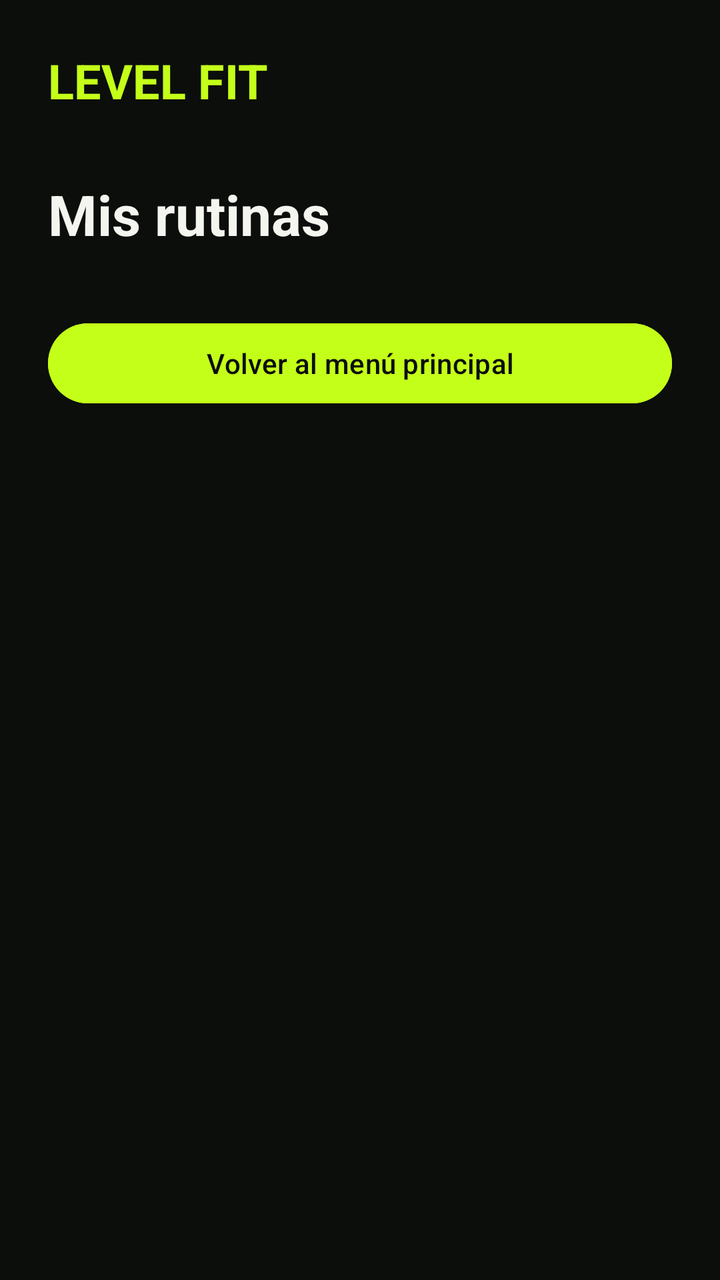
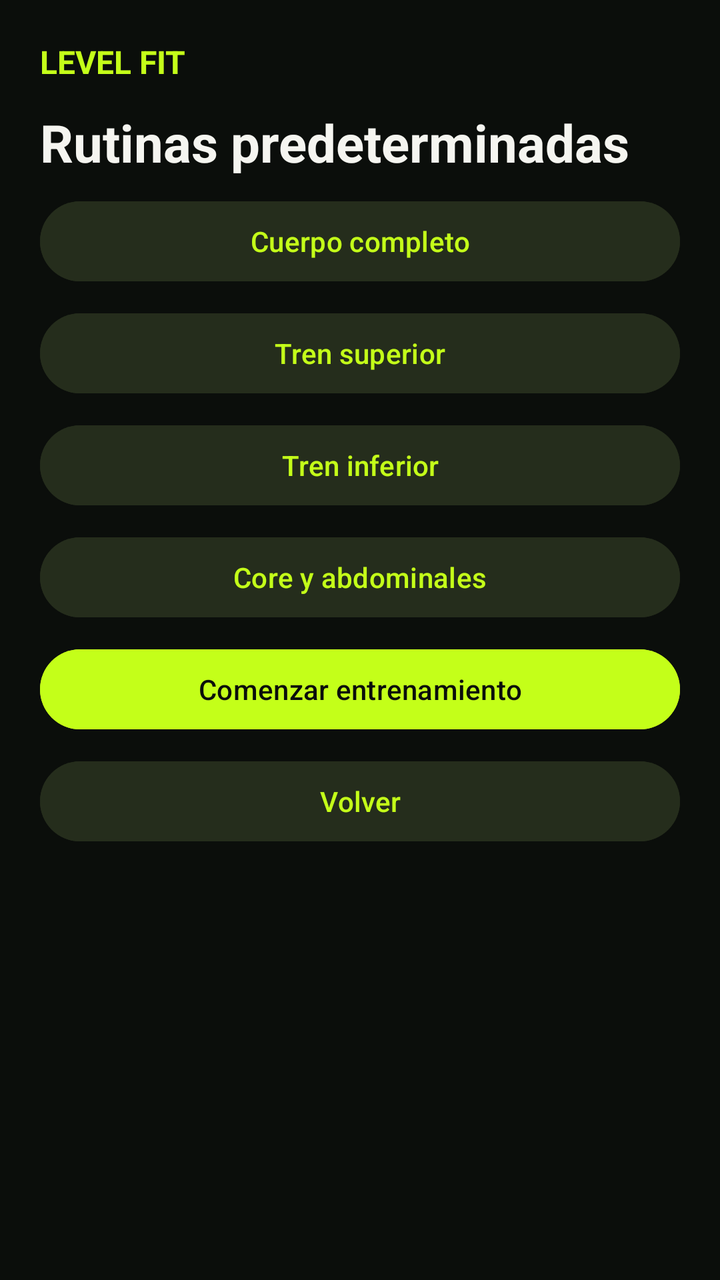

Screens rendered from an Android XML layout before and after an edit, with the pre-edit source and the edit as a unified diff.
<!-- AndroidManifest.xml: application theme Theme.LEVELFIT -->
<!-- res/layout/activity_rutinas.xml -->
<?xml version="1.0" encoding="utf-8"?>
<LinearLayout
    xmlns:android="http://schemas.android.com/apk/res/android"
    android:layout_width="match_parent"
    android:layout_height="match_parent"
    android:orientation="vertical"
    android:background="#0B0E0B"
    android:padding="24dp">

    <TextView
        android:layout_width="match_parent"
        android:layout_height="wrap_content"
        android:text="LEVEL FIT"
        android:textColor="#C4FF19"
        android:textSize="24sp"
        android:textStyle="bold" />

    <TextView
        android:layout_width="match_parent"
        android:layout_height="wrap_content"
        android:layout_marginTop="32dp"
        android:text="Mis rutinas"
        android:textColor="#F5F5F0"
        android:textSize="28sp"
        android:textStyle="bold" />

    <Button
        android:id="@+id/btnVolverMenu"
        android:layout_width="match_parent"
        android:layout_height="wrap_content"
        android:layout_marginTop="32dp"
        android:text="Volver al menú principal"
        android:textColor="#0B0E0B"
        android:backgroundTint="#C4FF19" />

</LinearLayout>
<!-- resources referenced by this layout -->
<resources>
  <style name="Theme.LEVELFIT" parent="Base.Theme.LEVELFIT" />
  <style name="Base.Theme.LEVELFIT" parent="Theme.Material3.DayNight.NoActionBar">
          
          
      </style>
</resources>

<!-- the commit's change to res/layout/activity_rutinas.xml (unified diff, before → after) -->
@@ -1,36 +1,20 @@
 <?xml version="1.0" encoding="utf-8"?>
-<LinearLayout
-    xmlns:android="http://schemas.android.com/apk/res/android"
-    android:layout_width="match_parent"
-    android:layout_height="match_parent"
-    android:orientation="vertical"
-    android:background="#0B0E0B"
-    android:padding="24dp">
-
-    <TextView
-        android:layout_width="match_parent"
-        android:layout_height="wrap_content"
-        android:text="LEVEL FIT"
-        android:textColor="#C4FF19"
-        android:textSize="24sp"
-        android:textStyle="bold" />
-
-    <TextView
-        android:layout_width="match_parent"
-        android:layout_height="wrap_content"
-        android:layout_marginTop="32dp"
-        android:text="Mis rutinas"
-        android:textColor="#F5F5F0"
-        android:textSize="28sp"
-        android:textStyle="bold" />
-
-    <Button
-        android:id="@+id/btnVolverMenu"
-        android:layout_width="match_parent"
-        android:layout_height="wrap_content"
-        android:layout_marginTop="32dp"
-        android:text="Volver al menú principal"
-        android:textColor="#0B0E0B"
-        android:backgroundTint="#C4FF19" />
-
-</LinearLayout>
+<ScrollView xmlns:android="http://schemas.android.com/apk/res/android" android:layout_width="match_parent" android:layout_height="match_parent" android:fillViewport="true" android:fitsSystemWindows="true" android:background="#0B0E0B">
+    <LinearLayout android:layout_width="match_parent" android:layout_height="wrap_content" android:orientation="vertical" android:padding="20dp">
+        <TextView android:layout_width="match_parent" android:layout_height="wrap_content" android:text="@string/app_name" android:textColor="#C4FF19" android:textSize="16sp" android:textStyle="bold" />
+        <TextView android:id="@+id/tvTituloRutinas" android:layout_width="match_parent" android:layout_height="wrap_content" android:text="@string/ent_pred" android:textColor="#F5F5F0" android:textSize="26sp" android:textStyle="bold" android:layout_marginTop="12dp" />
+        <LinearLayout android:id="@+id/seccionPredeterminadas" android:layout_width="match_parent" android:layout_height="wrap_content" android:orientation="vertical">
+            <Button android:id="@+id/btnCuerpoCompleto" android:layout_width="match_parent" android:layout_height="wrap_content" android:text="@string/ent_tit_cuerpo" android:minHeight="48dp" android:layout_marginTop="8dp" android:textAllCaps="false" android:textColor="#C4FF19" android:backgroundTint="#252D1C" />
+            <TextView android:id="@+id/tvDetalleCuerpoCompleto" android:layout_width="match_parent" android:layout_height="wrap_content" android:textColor="#F5F5F0" android:textSize="16sp" android:visibility="gone" android:padding="12dp" android:background="#191D17" />
+            <Button android:id="@+id/btnTrenSuperior" android:layout_width="match_parent" android:layout_height="wrap_content" android:text="@string/ent_tit_superior" android:minHeight="48dp" android:layout_marginTop="8dp" android:textAllCaps="false" android:textColor="#C4FF19" android:backgroundTint="#252D1C" />
+            <TextView android:id="@+id/tvDetalleSuperior" android:layout_width="match_parent" android:layout_height="wrap_content" android:textColor="#F5F5F0" android:textSize="16sp" android:visibility="gone" android:padding="12dp" android:background="#191D17" />
+            <Button android:id="@+id/btnTrenInferior" android:layout_width="match_parent" android:layout_height="wrap_content" android:text="@string/ent_tit_inferior" android:minHeight="48dp" android:layout_marginTop="8dp" android:textAllCaps="false" android:textColor="#C4FF19" android:backgroundTint="#252D1C" />
+            <TextView android:id="@+id/tvDetalleInferior" android:layout_width="match_parent" android:layout_height="wrap_content" android:textColor="#F5F5F0" android:textSize="16sp" android:visibility="gone" android:padding="12dp" android:background="#191D17" />
+            <Button android:id="@+id/btnCore" android:layout_width="match_parent" android:layout_height="wrap_content" android:text="@string/ent_tit_core" android:minHeight="48dp" android:layout_marginTop="8dp" android:textAllCaps="false" android:textColor="#C4FF19" android:backgroundTint="#252D1C" />
+            <TextView android:id="@+id/tvDetalleCore" android:layout_width="match_parent" android:layout_height="wrap_content" android:textColor="#F5F5F0" android:textSize="16sp" android:visibility="gone" android:padding="12dp" android:background="#191D17" />
+        </LinearLayout>
+        <TextView android:id="@+id/tvCatalogoPropio" android:layout_width="match_parent" android:layout_height="wrap_content" android:textColor="#F5F5F0" android:textSize="16sp" android:visibility="gone" android:layout_marginTop="16dp" />
+        <Button android:id="@+id/btnComenzarEntrenamiento" android:layout_width="match_parent" android:layout_height="wrap_content" android:text="@string/ent_comenzar" android:minHeight="48dp" android:layout_marginTop="8dp" android:textAllCaps="false" android:textColor="#0B0E0B" android:backgroundTint="#C4FF19" android:enabled="false" />
+        <Button android:id="@+id/btnVolverMenu" android:layout_width="match_parent" android:layout_height="wrap_content" android:text="@string/ent_volver" android:minHeight="48dp" android:layout_marginTop="8dp" android:textAllCaps="false" android:textColor="#C4FF19" android:backgroundTint="#252D1C" />
+    </LinearLayout>
+</ScrollView>
<!-- resource entries referenced after the edit -->
@@ -1,5 +1,13 @@
 <!-- resources referenced by this layout -->
 <resources>
+  <string name="app_name">LEVEL FIT</string>
+  <string name="ent_comenzar">Comenzar entrenamiento</string>
+  <string name="ent_pred">Rutinas predeterminadas</string>
+  <string name="ent_tit_core">Core y abdominales</string>
+  <string name="ent_tit_cuerpo">Cuerpo completo</string>
+  <string name="ent_tit_inferior">Tren inferior</string>
+  <string name="ent_tit_superior">Tren superior</string>
+  <string name="ent_volver">Volver</string>
   <style name="Theme.LEVELFIT" parent="Base.Theme.LEVELFIT" />
   <style name="Base.Theme.LEVELFIT" parent="Theme.Material3.DayNight.NoActionBar">
           
